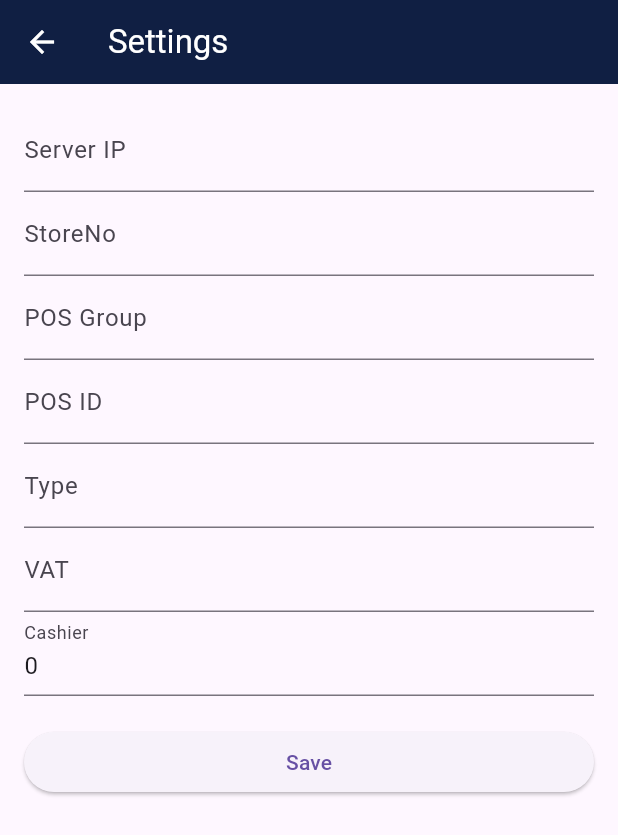
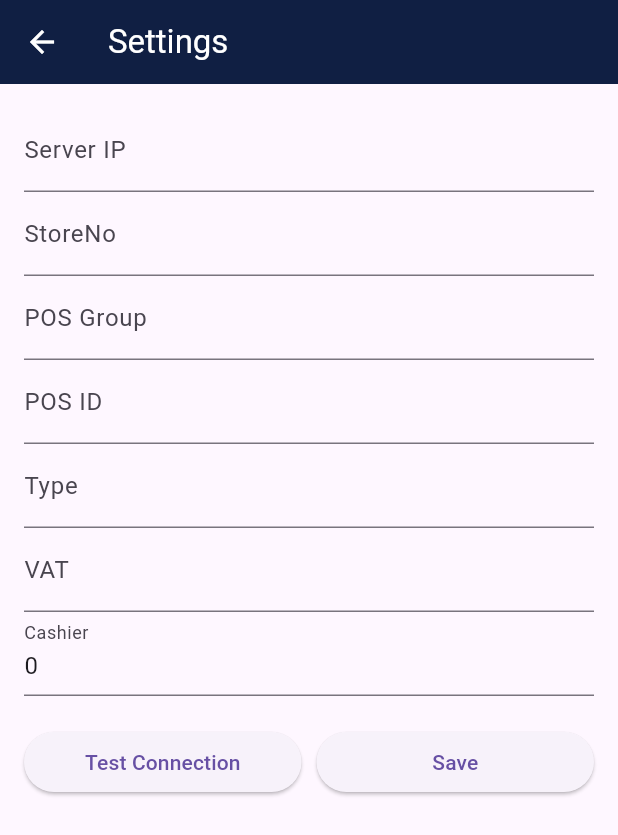
Before and after one commit to nhatlang19/eMenu, a Flutter app: the SettingPage screen opened by its route, on a phone screen of 412 x 824 dp. Shown: the top 835 px of the screen. Run offline on Flutter 3.47's test engine with Material 3 defaults, Android fonts, the phone set to English and light mode, and no system bars; our stand-ins replace badges, bloc, cached_network_image, equatable, flutter_bloc, flutter_dotenv and 3 more; missing offline and left inert: xml2json; accounts and stored records are empty.

Commit message:
feat: fix bugs

```diff
--- a/lib/modules/auth/widgets/password_input.dart
+++ b/lib/modules/auth/widgets/password_input.dart
@@ -6,7 +6,7 @@ class PasswordInput extends StatelessWidget {
   @override
   Widget build(BuildContext context) {
     return BlocBuilder<LoginBloc, LoginState>(
-      buildWhen: (previous, current) => previous.password != current.password,
+      buildWhen: (previous, current) => previous.username != current.username || previous.password != current.password,
       builder: (context, state) {
         return TextFormField(
           key: const Key('lib/modules/auth/widgets/Password_input.dart'),
@@ -18,8 +18,8 @@ class PasswordInput extends StatelessWidget {
             border: OutlineInputBorder(
               borderRadius: BorderRadius.circular(0),
             ),
-            errorText:
-                state.password.displayError != null ? 'invalid password' : null,
+            // errorText:
+            //     state.password.displayError != null ? 'invalid password' : null,
           ),
         );
       },
--- a/lib/modules/auth/widgets/username_input.dart
+++ b/lib/modules/auth/widgets/username_input.dart
@@ -6,7 +6,7 @@ class UsernameInput extends StatelessWidget {
   @override
   Widget build(BuildContext context) {
     return BlocBuilder<LoginBloc, LoginState>(
-      buildWhen: (previous, current) => previous.username != current.username,
+      buildWhen: (previous, current) => previous.username != current.username || previous.password != current.password,
       builder: (context, state) {
         return TextFormField(
           key: const Key('loginForm_usernameInput_textField'),
@@ -17,8 +17,8 @@ class UsernameInput extends StatelessWidget {
             border: OutlineInputBorder(
               borderRadius: BorderRadius.circular(0),
             ),
-            errorText:
-                state.username.displayError != null ? 'invalid username' : null,
+            // errorText:
+            //     state.username.displayError != null ? 'invalid username' : (state.password.displayError != null ? 'invalid password' : null),
           ),
         );
       },
--- a/lib/modules/setting/setting_page.dart
+++ b/lib/modules/setting/setting_page.dart
@@ -1,4 +1,6 @@
 import 'package:emenu/models/setting.dart';
+import 'package:emenu/repositories/connection_repository.dart';
+import 'package:emenu/utils/global.dart';
 import 'package:emenu/utils/settings.dart';
 import 'package:flutter/material.dart';
 
@@ -20,6 +22,8 @@ class _SettingPageState extends State<SettingPage> {
   final _isCashierController = TextEditingController();
   final _typeController = TextEditingController();
   final _sectionController = TextEditingController();
+
+  final _connectionRepository = ConnectionRepository();
 
   late final Setting setting;
 
@@ -79,11 +83,23 @@ class _SettingPageState extends State<SettingPage> {
     }
   }
 
+  void _testConnection() async {
+    var serverIp = _serverIpController.text;
+    bool isConnected = await _connectionRepository.checkConnection(Global.serviceUrl(serverIp));
+
+    String message = isConnected ? 'Connection Successful' : 'Connection unsuccessful';
+    ScaffoldMessenger.of(context)
+        ..hideCurrentSnackBar()
+        ..showSnackBar(
+          SnackBar(content: Text(message)),
+        );
+  }
+
   @override
   Widget build(BuildContext context) {
     return Scaffold(
       appBar: AppBar(
-        title: Text('Settings'),
+        title: const Text('Settings'),
       ),
       body: Padding(
         padding: const EdgeInsets.all(16.0),
@@ -93,57 +109,71 @@ class _SettingPageState extends State<SettingPage> {
             children: <Widget>[
               TextFormField(
                 controller: _serverIpController,
-                decoration: InputDecoration(labelText: 'Server IP'),
+                decoration: const InputDecoration(labelText: 'Server IP'),
                 validator: (value) {
                   return null;
                 },
               ),
                TextFormField(
                 controller: _storeNoController,
-                decoration: InputDecoration(labelText: 'StoreNo'),
+                decoration: const InputDecoration(labelText: 'StoreNo'),
                 validator: (value) {
                   return null;
                 },
               ),
               TextFormField(
                 controller: _posGroupController,
-                decoration: InputDecoration(labelText: 'POS Group'),
+                decoration: const InputDecoration(labelText: 'POS Group'),
                 validator: (value) {
                   return null;
                 },
               ),
               TextFormField(
                 controller: _posIdController,
-                decoration: InputDecoration(labelText: 'POS ID'),
+                decoration: const InputDecoration(labelText: 'POS ID'),
                 validator: (value) {
                   return null;
                 },
               ),
               TextFormField(
                 controller: _typeController,
-                decoration: InputDecoration(labelText: 'Type'),
+                decoration: const InputDecoration(labelText: 'Type'),
                 validator: (value) {
                   return null;
                 },
               ),
               TextFormField(
                 controller: _vatController,
-                decoration: InputDecoration(labelText: 'VAT'),
+                decoration: const InputDecoration(labelText: 'VAT'),
                 validator: (value) {
                   return null;
                 },
               ),
               TextFormField(
                 controller: _isCashierController,
-                decoration: InputDecoration(labelText: 'Cashier'),
+                decoration: const InputDecoration(labelText: 'Cashier'),
                 validator: (value) {
                   return null;
                 },
               ),
-              SizedBox(height: 20),
-              ElevatedButton(
-                onPressed: _save,
-                child: Text('Save'),
+              const SizedBox(height: 20),
+              Row(
+                mainAxisAlignment: MainAxisAlignment.spaceBetween,
+                children: [
+                  Expanded(
+                    child: ElevatedButton(
+                      onPressed: _testConnection,
+                      child: const Text('Test Connection'),
+                    ),
+                  ),
+                  const SizedBox(width: 10,),
+                  Expanded(
+                    child: ElevatedButton(
+                      onPressed: _save,
+                      child: const Text('Save'),
+                    ),
+                  ),
+                ],
               ),
             ],
           ),
--- a/lib/utils/global.dart
+++ b/lib/utils/global.dart
@@ -18,4 +18,8 @@ class Global {
     }
     return User.empty;
   }
+
+  static String serviceUrl(String serverIp) {
+    return "http://$serverIp/V6BOService.asmx";
+  }
 }
```
Also changed, not shown: lib/modules/auth/main_page.dart (+11 -0 lines), lib/modules/auth/widgets/login_form.dart (+21 -8 lines), lib/providers/connection_provider.dart (added, +17 -0 lines), lib/providers/soap_api_client.dart (+26 -1 lines), lib/repositories/connection_repository.dart (added, +16 -0 lines).
